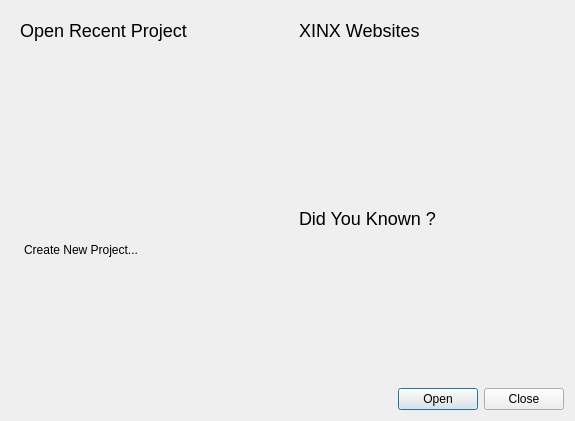
This is xinx/ui/welcomdlg.ui in phoenix741/xinx as Qt 5 draws it before an edit. The edited form follows.
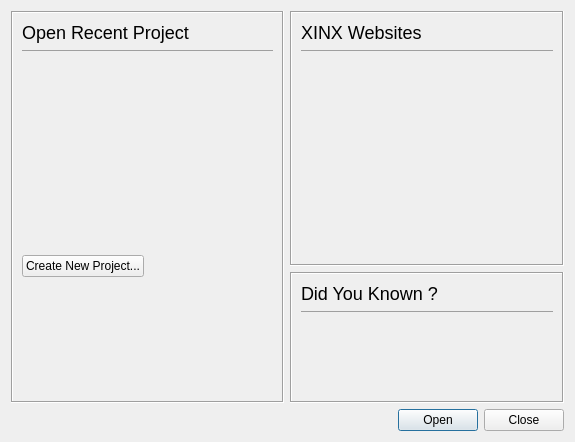
This is the edited form. Custom widgets are drawn as their Qt base class.

Commit message: Design on WelcomDlg

The edit to the form file:
```diff
--- a/xinx/ui/welcomdlg.ui
+++ b/xinx/ui/welcomdlg.ui
@@ -25,6 +25,12 @@
   <layout class="QGridLayout" name="gridLayout">
    <item row="0" column="0" rowspan="2">
     <widget class="QFrame" name="recentProjectsFrame">
+     <property name="frameShape">
+      <enum>QFrame::Box</enum>
+     </property>
+     <property name="frameShadow">
+      <enum>QFrame::Sunken</enum>
+     </property>
      <layout class="QGridLayout" name="gridLayout_5">
       <property name="rightMargin">
        <number>9</number>
@@ -50,6 +56,7 @@
 	&lt;/head&gt;
 	&lt;body style=&quot;font-family:'MS Shell Dlg 2'; font-size:8.25pt; font-weight:400; font-style:normal;&quot;&gt;
 		&lt;span style=&quot;font-size:x-large&quot;&gt;Open Recent Project&lt;/span&gt;
+		&lt;hr/&gt;
 	&lt;/body&gt;
 &lt;/html&gt;</string>
         </property>
@@ -58,59 +65,6 @@
         </property>
        </widget>
       </item>
-      <item row="1" column="0" colspan="3">
-       <widget class="WelcomTreeWidget" name="projTreeWidget">
-        <property name="sizePolicy">
-         <sizepolicy hsizetype="Preferred" vsizetype="Preferred">
-          <horstretch>0</horstretch>
-          <verstretch>0</verstretch>
-         </sizepolicy>
-        </property>
-        <property name="focusPolicy">
-         <enum>Qt::NoFocus</enum>
-        </property>
-        <property name="frameShape">
-         <enum>QFrame::NoFrame</enum>
-        </property>
-        <property name="selectionMode">
-         <enum>QAbstractItemView::NoSelection</enum>
-        </property>
-        <property name="verticalScrollMode">
-         <enum>QAbstractItemView::ScrollPerPixel</enum>
-        </property>
-        <property name="rootIsDecorated">
-         <bool>false</bool>
-        </property>
-        <property name="uniformRowHeights">
-         <bool>true</bool>
-        </property>
-        <property name="allColumnsShowFocus">
-         <bool>true</bool>
-        </property>
-        <property name="columnCount">
-         <number>2</number>
-        </property>
-        <attribute name="headerVisible">
-         <bool>false</bool>
-        </attribute>
-        <attribute name="headerDefaultSectionSize">
-         <number>24</number>
-        </attribute>
-        <attribute name="headerMinimumSectionSize">
-         <number>0</number>
-        </attribute>
-        <column>
-         <property name="text">
-          <string notr="true">1</string>
-         </property>
-        </column>
-        <column>
-         <property name="text">
-          <string notr="true">2</string>
-         </property>
-        </column>
-       </widget>
-      </item>
       <item row="3" column="0">
        <widget class="QPushButton" name="createNewProjectButton">
         <property name="focusPolicy">
@@ -119,9 +73,6 @@
         <property name="text">
          <string>Create New Project...</string>
         </property>
-        <property name="flat">
-         <bool>true</bool>
-        </property>
        </widget>
       </item>
       <item row="4" column="0">
@@ -137,16 +88,44 @@
         </property>
        </spacer>
       </item>
+      <item row="1" column="0" colspan="3">
+       <widget class="WelcomTreeWidget" name="projectWidget">
+        <property name="sizePolicy">
+         <sizepolicy hsizetype="Preferred" vsizetype="Preferred">
+          <horstretch>0</horstretch>
+          <verstretch>0</verstretch>
+         </sizepolicy>
+        </property>
+        <property name="focusPolicy">
+         <enum>Qt::NoFocus</enum>
+        </property>
+        <property name="frameShape">
+         <enum>QFrame::NoFrame</enum>
+        </property>
+        <property name="selectionMode">
+         <enum>QAbstractItemView::NoSelection</enum>
+        </property>
+        <property name="verticalScrollMode">
+         <enum>QAbstractItemView::ScrollPerPixel</enum>
+        </property>
+       </widget>
+      </item>
      </layout>
     </widget>
    </item>
    <item row="0" column="1">
     <widget class="QFrame" name="sitesFrame">
+     <property name="sizePolicy">
+      <sizepolicy hsizetype="Preferred" vsizetype="MinimumExpanding">
+       <horstretch>0</horstretch>
+       <verstretch>0</verstretch>
+      </sizepolicy>
+     </property>
      <property name="frameShape">
-      <enum>QFrame::NoFrame</enum>
+      <enum>QFrame::Box</enum>
      </property>
      <property name="frameShadow">
-      <enum>QFrame::Plain</enum>
+      <enum>QFrame::Sunken</enum>
      </property>
      <layout class="QVBoxLayout" name="verticalLayout_3">
       <item>
@@ -164,6 +143,7 @@
 	&lt;/head&gt;
 	&lt;body style=&quot;font-family:'MS Shell Dlg 2'; font-size:8.25pt; font-weight:400; font-style:normal;&quot;&gt;
 		&lt;span style=&quot;font-size:x-large&quot;&gt;XINX Websites&lt;/span&gt;
+		&lt;hr/&gt;
 	&lt;/body&gt;
 &lt;/html&gt;</string>
         </property>
@@ -192,37 +172,6 @@
         <property name="verticalScrollMode">
          <enum>QAbstractItemView::ScrollPerPixel</enum>
         </property>
-        <property name="rootIsDecorated">
-         <bool>false</bool>
-        </property>
-        <property name="uniformRowHeights">
-         <bool>true</bool>
-        </property>
-        <property name="allColumnsShowFocus">
-         <bool>true</bool>
-        </property>
-        <property name="columnCount">
-         <number>2</number>
-        </property>
-        <attribute name="headerVisible">
-         <bool>false</bool>
-        </attribute>
-        <attribute name="headerDefaultSectionSize">
-         <number>24</number>
-        </attribute>
-        <attribute name="headerMinimumSectionSize">
-         <number>0</number>
-        </attribute>
-        <column>
-         <property name="text">
-          <string notr="true">1</string>
-         </property>
-        </column>
-        <column>
-         <property name="text">
-          <string notr="true">2</string>
-         </property>
-        </column>
        </widget>
       </item>
      </layout>
@@ -231,10 +180,10 @@
    <item row="1" column="1">
     <widget class="QFrame" name="sitesFrame_2">
      <property name="frameShape">
-      <enum>QFrame::NoFrame</enum>
+      <enum>QFrame::Box</enum>
      </property>
      <property name="frameShadow">
-      <enum>QFrame::Plain</enum>
+      <enum>QFrame::Sunken</enum>
      </property>
      <layout class="QVBoxLayout" name="verticalLayout_4">
       <item>
@@ -252,6 +201,7 @@
 	&lt;/head&gt;
 	&lt;body style=&quot;font-family:'MS Shell Dlg 2'; font-size:8.25pt; font-weight:400; font-style:normal;&quot;&gt;
 		&lt;span style=&quot;font-size:x-large&quot;&gt;Did You Known ?&lt;/span&gt;
+		&lt;hr/&gt;
 	&lt;/body&gt;
 &lt;/html&gt;</string>
         </property>
@@ -285,7 +235,7 @@
  <customwidgets>
   <customwidget>
    <class>WelcomTreeWidget</class>
-   <extends>QTreeWidget</extends>
+   <extends>QListWidget</extends>
    <header>welcomdlgimpl_p.h</header>
   </customwidget>
  </customwidgets>
```
Left out of the diff: 9 changed lines with no effect on the pictures. The commit also changes 4 other files.
